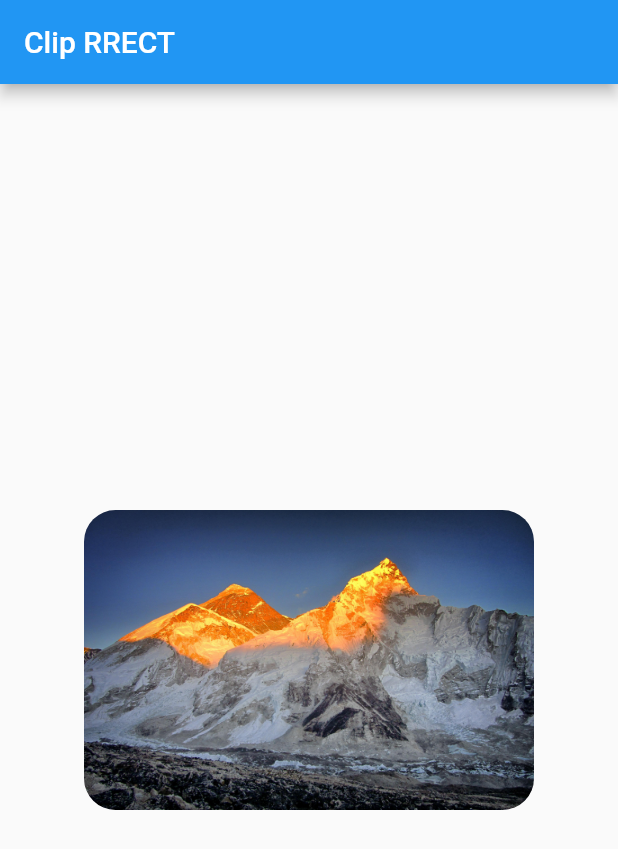
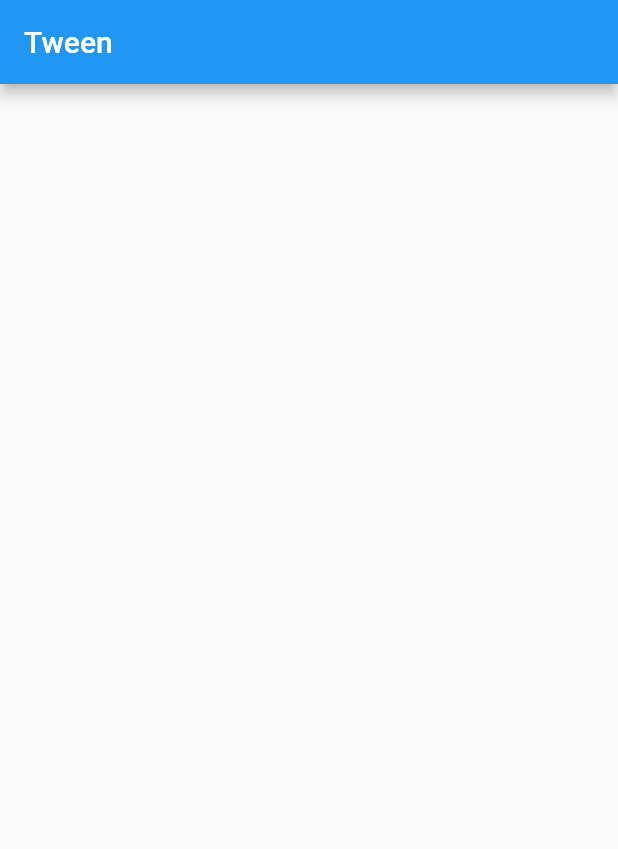
Before and after one commit to sthnischal/Flutter-Basics, a Flutter app: the screen it shows after launch, on a phone screen of 412 x 824 dp. Shown: the top 849 px of the screen. Run offline on Flutter 3.47's test engine with Material 2 defaults, Android fonts, the phone set to English and light mode, and no system bars.

Commit message:
Tween animation added with not working animation code

```diff
--- a/flutterbasics/lib/main.dart
+++ b/flutterbasics/lib/main.dart
@@ -24,32 +24,56 @@ class MyApp extends StatelessWidget {
   }
 }
 
-class MyHomePage extends StatelessWidget {
+class MyHomePage extends StatefulWidget {
+  @override
+  State<MyHomePage> createState() => _MyHomePageState();
+}
+
+class _MyHomePageState extends State<MyHomePage>
+    with SingleTickerProviderStateMixin {
+  late Animation animation; //animation variable
+  late AnimationController animationController; //animation controller
+
+  late Animation colorAnimation;
+
+  @override
+  void initState() {
+    // TODO: implement initState
+    super.initState();
+
+    animationController = AnimationController(
+        vsync: this,
+        duration: Duration(
+          seconds: 5,
+        ));
+    animation = Tween(begin: 200.0, end: 0.0).animate(animationController);
+    colorAnimation = ColorTween(begin: Colors.blue, end: Colors.orange)
+        .animate(animationController);
+
+    animationController.addListener(() {
+      print(animation.value);
+      setState(() {});
+    });
+
+    //start animation controller
+    animationController.forward();
+  }
+
   @override
   Widget build(BuildContext context) {
     return Scaffold(
         appBar: AppBar(
-          title: Text('Clip RRECT'),
+          title: Text('Tween'),
         ),
         body: Center(
-          child: ClipRRect(
-            borderRadius: BorderRadius.circular(21),
-            //borderRadius: BorderRadius.all(Radius.elliptical(21, 71)),
-            //borderRadius: BorderRadius.only(
-            //    topLeft: Radius.circular(21), bottomRight: Radius.circular(21)),
+          child: Container(
+            //width: 200,
+            //height: 200,
+            width: animation.value,
+            height: animation.value,
 
-            child:
-                // Container(
-                //   color: Colors.grey,
-                //   width: 200,
-                //   height: 200,
-                // ),
-                Image.asset(
-              'assets/images/mountain.jpg',
-              width: 300,
-              height: 200,
-              fit: BoxFit.fill,
-            ),
+            //color: Colors.blue,
+            color: colorAnimation.value,
           ),
         ));
   }
```
